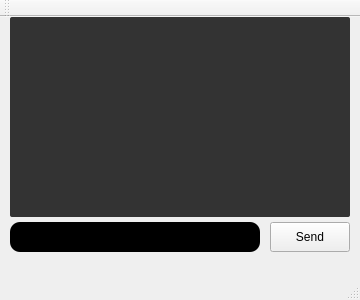
First picture: the form in mainwindow.ui, repository Shilza/QTsatClient, before the edit.
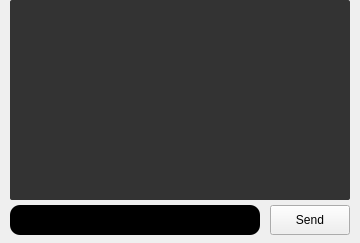
Second picture: the form after the edit. Custom widgets are drawn as their Qt base class.

```diff
--- a/mainwindow.ui
+++ b/mainwindow.ui
@@ -7,7 +7,7 @@
     <x>0</x>
     <y>0</y>
     <width>360</width>
-    <height>300</height>
+    <height>243</height>
    </rect>
   </property>
   <property name="windowTitle">
@@ -283,25 +283,6 @@
     </property>
    </widget>
   </widget>
-  <widget class="QMenuBar" name="menuBar">
-   <property name="geometry">
-    <rect>
-     <x>0</x>
-     <y>0</y>
-     <width>360</width>
-     <height>21</height>
-    </rect>
-   </property>
-  </widget>
-  <widget class="QToolBar" name="mainToolBar">
-   <attribute name="toolBarArea">
-    <enum>TopToolBarArea</enum>
-   </attribute>
-   <attribute name="toolBarBreak">
-    <bool>false</bool>
-   </attribute>
-  </widget>
-  <widget class="QStatusBar" name="statusBar"/>
  </widget>
  <layoutdefault spacing="6" margin="11"/>
  <customwidgets>
```
Left out of the diff: 3 changed lines with no effect on the pictures.
